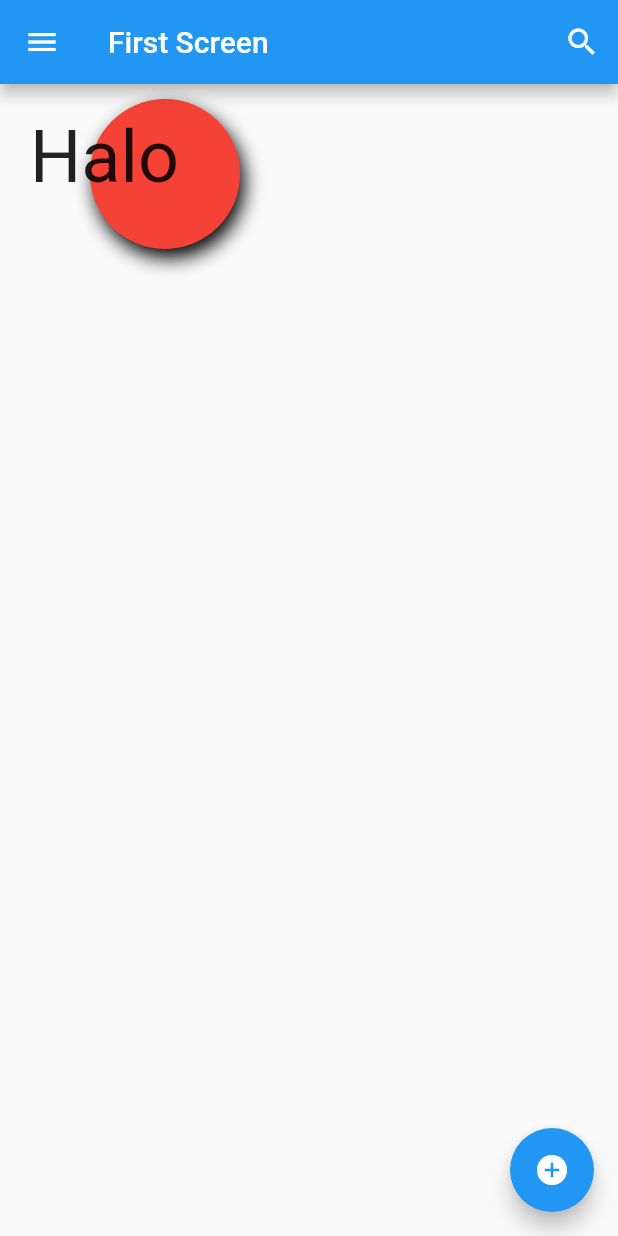
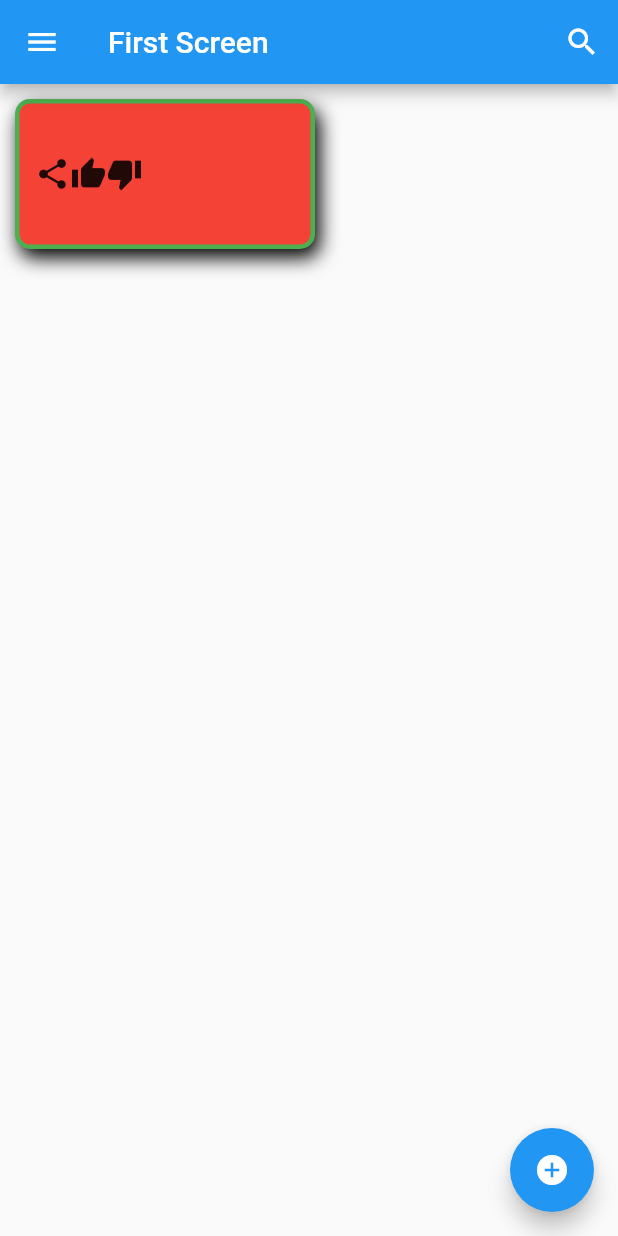
Before and after one commit to tangdesam/belajar-flutter, a Flutter app: the screen it shows after launch, on a phone screen of 412 x 824 dp. Run offline on Flutter 3.47's test engine with Material 2 defaults, Android fonts, the phone set to English and light mode, and no system bars.

Commit message:
meet 2 - contoh bikin roundrect

```diff
--- a/meet2/lib/main.dart
+++ b/meet2/lib/main.dart
@@ -59,9 +59,11 @@ class FirstScreen extends StatelessWidget {
       //   child: Text("Hello world"),
       // ),
       body: Container(
-        decoration: const BoxDecoration(
+        decoration: BoxDecoration(
           color: Colors.red,
-          shape: BoxShape.circle,
+          shape: BoxShape.rectangle,
+          border: Border.all(color: Colors.green, width: 3),
+          borderRadius: BorderRadius.circular(10), // buat roundrect
           boxShadow: const [
             BoxShadow(
               color: Colors.black,
@@ -75,9 +77,12 @@ class FirstScreen extends StatelessWidget {
         width: 200,
         height: 100,
         margin: const EdgeInsets.all(10),
-        child: const Text(
-          'Halo ',
-          style: TextStyle(fontSize: 48)
+        child: Row(
+          children: const <Widget>[
+            Icon(Icons.share),
+            Icon(Icons.thumb_up),
+            Icon(Icons.thumb_down),
+          ],
         ),
       ),
       floatingActionButton: FloatingActionButton(
```
